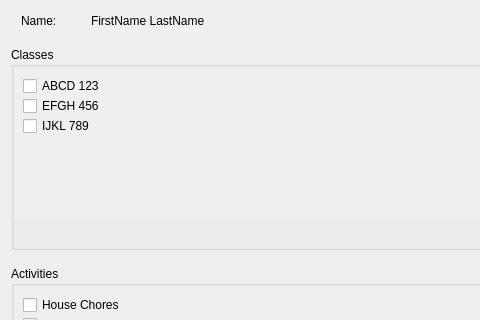
Old version of the form src/widgets/ProfileScreen/profilescreen.ui in the repository gregk27/TasQ-Application; both pictures show x 0 to 480 and y 0 to 320 of the 640 by 480 pixel window.
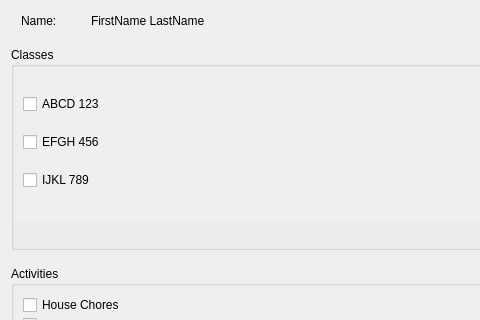
New version of the form.

Commit message: WH-86; Attach profilescreen to ApplicationController

```diff
--- a/src/widgets/ProfileScreen/profilescreen.ui
+++ b/src/widgets/ProfileScreen/profilescreen.ui
@@ -167,8 +167,8 @@
           <rect>
            <x>0</x>
            <y>0</y>
-           <width>616</width>
-           <height>154</height>
+           <width>612</width>
+           <height>153</height>
           </rect>
          </property>
          <layout class="QVBoxLayout" name="verticalLayout_2">
@@ -211,19 +211,6 @@
             </property>
            </widget>
           </item>
-          <item>
-           <spacer name="verticalSpacer">
-            <property name="orientation">
-             <enum>Qt::Vertical</enum>
-            </property>
-            <property name="sizeHint" stdset="0">
-             <size>
-              <width>20</width>
-              <height>40</height>
-             </size>
-            </property>
-           </spacer>
-          </item>
          </layout>
         </widget>
        </widget>
```
Left out of the diff: 4 changed lines with no effect on the pictures. The commit also changes 1 other file.
